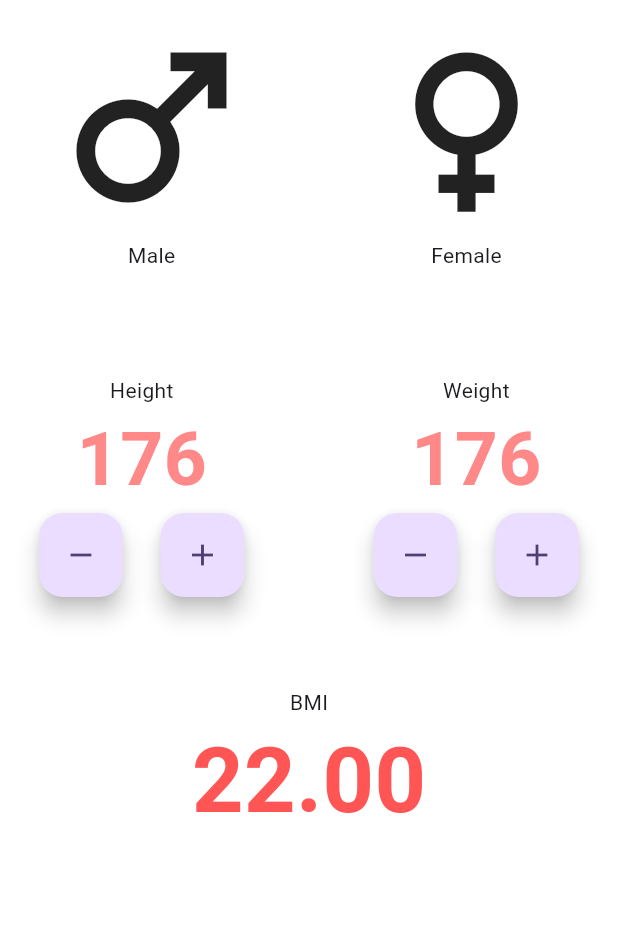
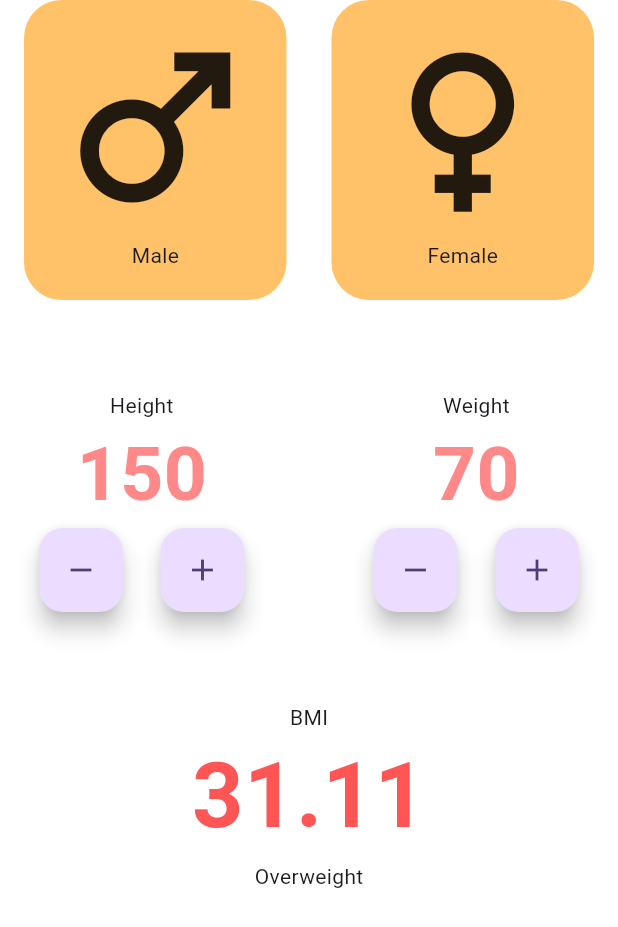
Before and after one commit to sachintha00/Flutter-BMI-Calculator-Demo, a Flutter app: the screen it shows after launch, on a phone screen of 412 x 824 dp. Shown: the top 927 px of the screen. Run offline on Flutter 3.47's test engine with Material 2 defaults, Android fonts, the phone set to English and light mode, and no system bars.

Commit message:
#5 Feat: write the functionality for the layout

```diff
--- /dev/null
+++ b/demo/lib/helpers/BMICalculate/bmi_calculate.dart
@@ -0,0 +1,13 @@
+double calculateBMI({required int height, required int weight}) {
+  return (weight / (height * height)) * 10000;
+}
+
+String getResult(bmiValue) {
+  if (bmiValue >= 25) {
+    return 'Overweight';
+  } else if (bmiValue > 18.5) {
+    return 'Normal';
+  } else {
+    return 'Underweight';
+  }
+}
--- a/demo/lib/main.dart
+++ b/demo/lib/main.dart
@@ -1,4 +1,4 @@
-import 'package:demo/widgets/MyHomePage/MyHomePage.dart';
+import 'package:demo/widgets/MyHomePage/my_home_page.dart';
 import 'package:flutter/material.dart';
 
 void main() {
--- a/demo/lib/widgets/MyHomePage/MyHomePage.dart
+++ /dev/null
@@ -1,128 +0,0 @@
-import 'package:demo/utilities/consts.dart';
-import 'package:flutter/material.dart';
-
-class MyHomePage extends StatefulWidget {
-  const MyHomePage({super.key});
-
-  @override
-  State<MyHomePage> createState() => _MyHomePageState();
-}
-
-class _MyHomePageState extends State<MyHomePage> {
-  @override
-  Widget build(BuildContext context) {
-    return Scaffold(
-      body: SafeArea(
-        child: Container(
-          padding: const EdgeInsets.symmetric(horizontal: 16),
-          color: Colors.white,
-          child: Column(
-            children: [
-              const Row(
-                children: [
-                  Padding(
-                    padding: EdgeInsets.all(10.0),
-                    child: Column(
-                      children: [
-                        Icon(
-                          Icons.male,
-                          size: 150,
-                        ),
-                        Text("Male")
-                      ],
-                    ),
-                  ),
-                  Spacer(),
-                  Padding(
-                    padding: EdgeInsets.all(10.0),
-                    child: Column(
-                      children: [
-                        Icon(
-                          Icons.female,
-                          size: 150,
-                        ),
-                        Text("Female")
-                      ],
-                    ),
-                  )
-                ],
-              ),
-              const SizedBox(
-                height: 50,
-              ),
-              const Row(
-                children: [
-                  Padding(
-                    padding: EdgeInsets.all(10.0),
-                    child: Column(
-                      children: [
-                        Text("Height"),
-                        Text(
-                          "176",
-                          style: kInputLabelColor,
-                        ),
-                        Row(
-                          children: [
-                            FloatingActionButton(
-                              onPressed: null,
-                              child: Icon(Icons.remove),
-                            ),
-                            SizedBox(
-                              width: 25,
-                            ),
-                            FloatingActionButton(
-                              onPressed: null,
-                              child: Icon(Icons.add),
-                            )
-                          ],
-                        )
-                      ],
-                    ),
-                  ),
-                  Spacer(),
-                  Padding(
-                    padding: EdgeInsets.all(10.0),
-                    child: Column(
-                      children: [
-                        Text("Weight"),
-                        Text("176", style: kInputLabelColor),
-                        Row(
-                          children: [
-                            FloatingActionButton(
-                              onPressed: null,
-                              child: Icon(Icons.remove),
-                            ),
-                            SizedBox(
-                              width: 25,
-                            ),
-                            FloatingActionButton(
-                              onPressed: null,
-                              child: Icon(Icons.add),
-                            )
-                          ],
-                        )
-                      ],
-                    ),
-                  )
-                ],
-              ),
-              const SizedBox(
-                height: 50,
-              ),
-              Column(
-                children: [
-                  const Text("BMI"),
-                  Text(
-                    "22.00",
-                    style: kInputLabelColor.copyWith(
-                        color: kOutputTextColor, fontSize: 60),
-                  ),
-                ],
-              )
-            ],
-          ),
-        ),
-      ),
-    );
-  }
-}
--- /dev/null
+++ b/demo/lib/widgets/MyHomePage/my_home_page.dart
@@ -0,0 +1,188 @@
+import 'package:demo/helpers/BMICalculate/bmi_calculate.dart';
+import 'package:demo/utilities/consts.dart';
+import 'package:flutter/material.dart';
+
+class MyHomePage extends StatefulWidget {
+  const MyHomePage({super.key});
+
+  @override
+  State<MyHomePage> createState() => _MyHomePageState();
+}
+
+class _MyHomePageState extends State<MyHomePage> {
+  int _height = 150;
+  int _weight = 70;
+  String _gender = '';
+
+  late double bmi = calculateBMI(height: _height, weight: _weight);
+
+  @override
+  Widget build(BuildContext context) {
+    return Scaffold(
+      body: SafeArea(
+        child: Container(
+          padding: const EdgeInsets.symmetric(horizontal: 16),
+          color: Colors.white,
+          child: Column(
+            children: [
+              Row(
+                children: [
+                  GestureDetector(
+                    onTap: () {
+                      setState(() {
+                        _gender = 'M';
+                      });
+                    },
+                    child: Container(
+                      height: 200,
+                      width: 175,
+                      decoration: BoxDecoration(
+                          color: _gender == 'M'
+                              ? Colors.orange.withAlpha(50)
+                              : Colors.orange.withAlpha(150),
+                          borderRadius: BorderRadius.circular(25)),
+                      padding: const EdgeInsets.all(10.0),
+                      child: const Column(
+                        children: [
+                          Icon(
+                            Icons.male,
+                            size: 150,
+                          ),
+                          Text("Male")
+                        ],
+                      ),
+                    ),
+                  ),
+                  const Spacer(),
+                  GestureDetector(
+                    onTap: () {
+                      setState(() {
+                        _gender = 'F';
+                      });
+                    },
+                    child: Container(
+                      height: 200,
+                      width: 175,
+                      decoration: BoxDecoration(
+                          color: _gender == 'F'
+                              ? Colors.orange.withAlpha(50)
+                              : Colors.orange.withAlpha(150),
+                          borderRadius: BorderRadius.circular(25)),
+                      padding: const EdgeInsets.all(10.0),
+                      child: const Column(
+                        children: [
+                          Icon(
+                            Icons.female,
+                            size: 150,
+                          ),
+                          Text("Female")
+                        ],
+                      ),
+                    ),
+                  )
+                ],
+              ),
+              const SizedBox(
+                height: 50,
+              ),
+              Row(
+                children: [
+                  Padding(
+                    padding: const EdgeInsets.all(10.0),
+                    child: Column(
+                      children: [
+                        const Text("Height"),
+                        Text(
+                          "$_height",
+                          style: kInputLabelColor,
+                        ),
+                        Row(
+                          children: [
+                            FloatingActionButton(
+                              onPressed: () {
+                                setState(() {
+                                  if (_height > 50) _height--;
+                                  bmi = calculateBMI(
+                                      height: _height, weight: _weight);
+                                });
+                              },
+                              child: const Icon(Icons.remove),
+                            ),
+                            const SizedBox(
+                              width: 25,
+                            ),
+                            FloatingActionButton(
+                              onPressed: () {
+                                setState(() {
+                                  if (_height < 250) _height++;
+                                  bmi = calculateBMI(
+                                      height: _height, weight: _weight);
+                                });
+                              },
+                              child: const Icon(Icons.add),
+                            )
+                          ],
+                        )
+                      ],
+                    ),
+                  ),
+                  const Spacer(),
+                  Padding(
+                    padding: const EdgeInsets.all(10.0),
+                    child: Column(
+                      children: [
+                        const Text("Weight"),
+                        Text("$_weight", style: kInputLabelColor),
+                        Row(
+                          children: [
+                            FloatingActionButton(
+                              onPressed: () {
+                                setState(() {
+                                  if (_weight > 35) _weight--;
+                                  bmi = calculateBMI(
+                                      height: _height, weight: _weight);
+                                });
+                              },
+                              child: const Icon(Icons.remove),
+                            ),
+                            const SizedBox(
+                              width: 25,
+                            ),
+                            FloatingActionButton(
+                              onPressed: () {
+                                setState(() {
+                                  if (_weight < 300) _weight++;
+                                  bmi = calculateBMI(
+                                      height: _height, weight: _weight);
+                                });
+                              },
+                              child: const Icon(Icons.add),
+                            )
+                          ],
+                        )
+                      ],
+                    ),
+                  )
+                ],
+              ),
+              const SizedBox(
+                height: 50,
+              ),
+              Column(
+                children: [
+                  const Text("BMI"),
+                  Text(
+                    bmi.toStringAsFixed(2),
+                    style: kInputLabelColor.copyWith(
+                        color: kOutputTextColor, fontSize: 60),
+                  ),
+                  Text(getResult(bmi))
+                ],
+              )
+            ],
+          ),
+        ),
+      ),
+    );
+  }
+}
```
Also changed, not shown: demo/pubspec.yaml (+3 -4 lines), demo/pubspec.lock.
